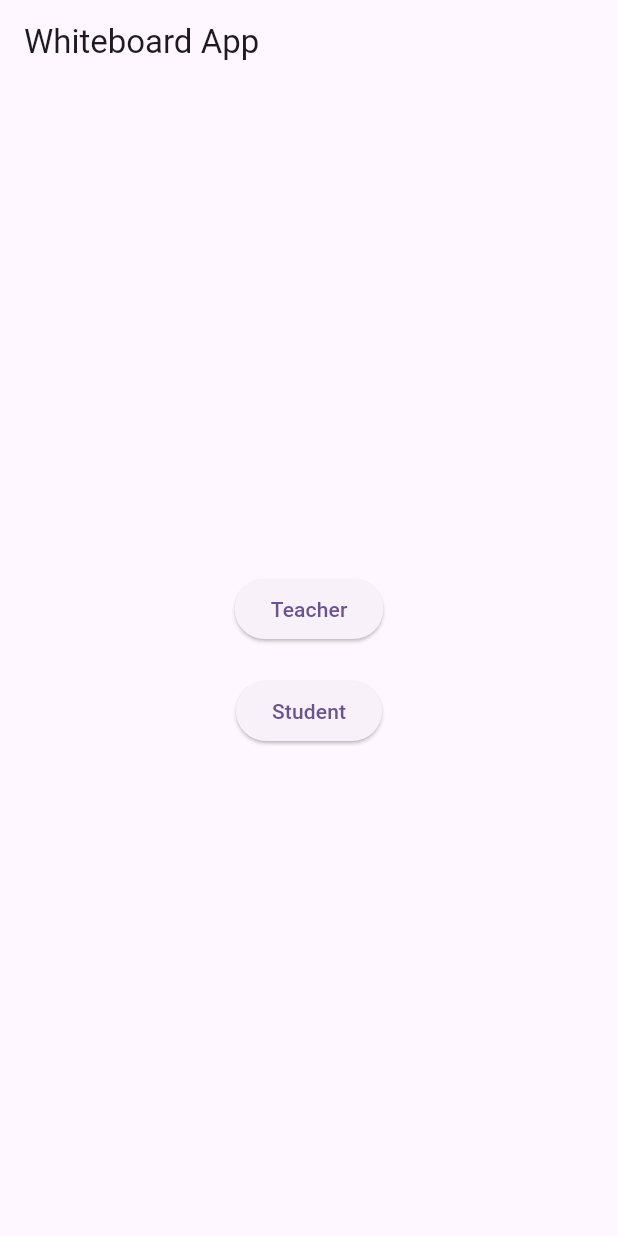
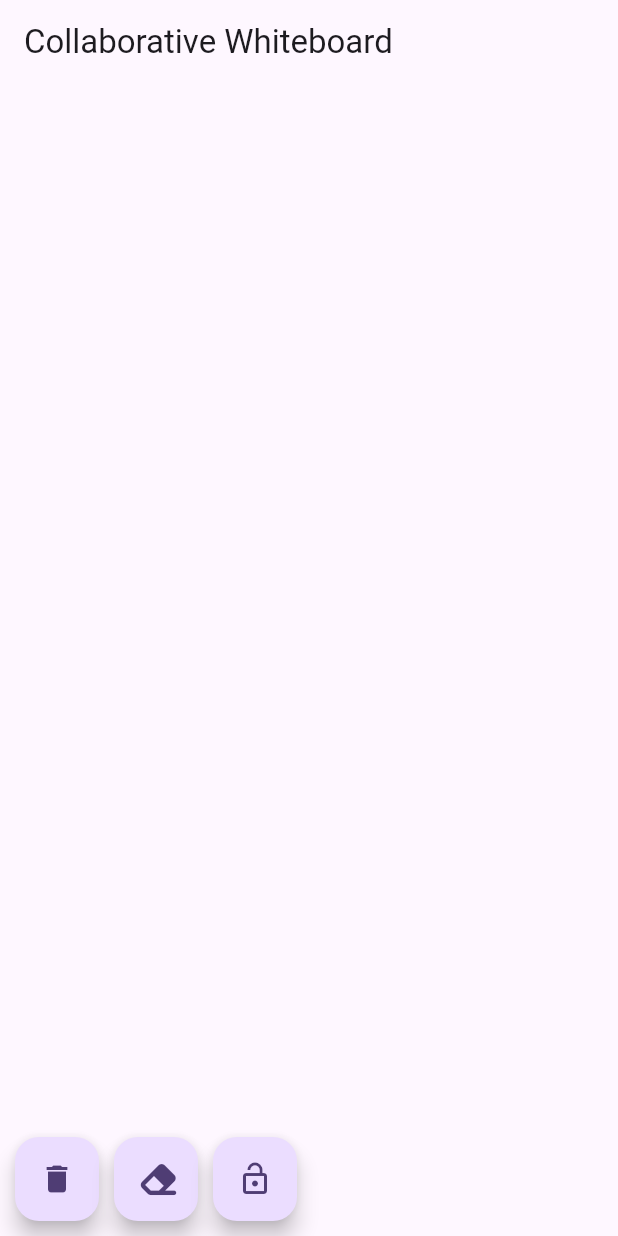
Before and after one commit to ashifali3147/Collaborative-Whiteboard, a Flutter app: the screen it shows after launch, on a phone screen of 412 x 824 dp. Run offline on Flutter 3.47's test engine with Material 3 defaults, Android fonts, the phone set to English and light mode, and no system bars; our stand-ins replace cloud_firestore, firebase_core, firebase_database, font_awesome_flutter; accounts and stored records are empty.

Commit message:
different approach

```diff
--- /dev/null
+++ b/lib/escalidraw/model/draw_point.dart
@@ -0,0 +1,34 @@
+import 'package:flutter/material.dart';
+
+class DrawPoint {
+  Offset position;
+  Color color;
+  double strokeWidth;
+  bool isEraser;
+
+  DrawPoint({
+    required this.position,
+    required this.color,
+    required this.strokeWidth,
+    this.isEraser = false,
+  });
+
+  Map<String, dynamic> toJson() {
+    return {
+      'x': position.dx,
+      'y': position.dy,
+      'color': color.value,
+      'strokeWidth': strokeWidth,
+      'isEraser': isEraser,
+    };
+  }
+
+  static DrawPoint fromJson(Map<String, dynamic> json) {
+    return DrawPoint(
+      position: Offset(json['x'], json['y']),
+      color: Color(json['color']),
+      strokeWidth: json['strokeWidth'],
+      isEraser: json['isEraser'],
+    );
+  }
+}
--- /dev/null
+++ b/lib/escalidraw/whiteboard_painter.dart
@@ -0,0 +1,27 @@
+import 'dart:ui';
+
+import 'package:flutter/material.dart';
+import 'model/draw_point.dart';
+
+class WhiteboardPainter extends CustomPainter {
+  final List<DrawPoint> points;
+
+  WhiteboardPainter(this.points);
+
+  @override
+  void paint(Canvas canvas, Size size) {
+    for (var point in points) {
+      Paint paint = Paint()
+        ..color = point.isEraser ? Colors.white : point.color
+        ..strokeCap = StrokeCap.round
+        ..strokeWidth = point.strokeWidth;
+
+      canvas.drawPoints(PointMode.points, [point.position], paint);
+    }
+  }
+
+  @override
+  bool shouldRepaint(covariant CustomPainter oldDelegate) {
+    return true;
+  }
+}
--- /dev/null
+++ b/lib/escalidraw/whiteboard_screen.dart
@@ -0,0 +1,115 @@
+import 'package:cloud_firestore/cloud_firestore.dart';
+import 'package:flutter/material.dart';
+import 'package:font_awesome_flutter/font_awesome_flutter.dart';
+import 'model/draw_point.dart';
+import 'whiteboard_painter.dart';
+
+class WhiteboardScreen extends StatefulWidget {
+  @override
+  _WhiteboardScreenState createState() => _WhiteboardScreenState();
+}
+
+class _WhiteboardScreenState extends State<WhiteboardScreen> {
+  List<DrawPoint> _points = [];
+  Color _selectedColor = Colors.black;
+  double _strokeWidth = 4.0;
+  bool _isEraser = false;
+  bool _allowEdit = true;
+
+  final FirebaseFirestore _firestore = FirebaseFirestore.instance;
+  final String _docId = "whiteboard_data";
+
+  @override
+  void initState() {
+    super.initState();
+    _listenToWhiteboard();
+  }
+
+  void _listenToWhiteboard() {
+    _firestore.collection('whiteboard').doc(_docId).snapshots().listen((snapshot) {
+      if (snapshot.exists) {
+        List<dynamic> data = snapshot.get('points') ?? [];
+        setState(() {
+          _points = data.map((e) => DrawPoint.fromJson(e)).toList();
+        });
+      }
+    });
+  }
+
+  void _addPoint(Offset position) {
+    if (!_allowEdit) return;
+
+    DrawPoint point = DrawPoint(
+      position: position,
+      color: _selectedColor,
+      strokeWidth: _strokeWidth,
+      isEraser: _isEraser,
+    );
+
+    _points.add(point);
+    _updateFirestore();
+  }
+
+  void _updateFirestore() {
+    _firestore.collection('whiteboard').doc(_docId).set({
+      'points': _points.map((e) => e.toJson()).toList(),
+    });
+  }
+
+  void _clearBoard() {
+    setState(() {
+      _points.clear();
+    });
+    _updateFirestore();
+  }
+
+  @override
+  Widget build(BuildContext context) {
+    return Scaffold(
+      appBar: AppBar(title: Text("Collaborative Whiteboard")),
+      body: GestureDetector(
+        onPanUpdate: (details) {
+          _addPoint(details.localPosition);
+        },
+        onPanEnd: (details) {
+          _points.add(DrawPoint(
+            position: Offset(-1, -1),
+            color: Colors.transparent,
+            strokeWidth: 0,
+          ));
+          _updateFirestore();
+        },
+        child: Stack(
+          children: [
+            CustomPaint(
+              size: Size.infinite,
+              painter: WhiteboardPainter(_points),
+            ),
+            Positioned(
+              bottom: 10,
+              left: 10,
+              child: Row(
+                children: [
+                  FloatingActionButton(
+                    onPressed: _clearBoard,
+                    child: Icon(Icons.delete),
+                  ),
+                  SizedBox(width: 10),
+                  FloatingActionButton(
+                    onPressed: () => setState(() => _isEraser = !_isEraser),
+                    child: Icon(_isEraser ? Icons.brush : FontAwesomeIcons.eraser),
+                  ),
+                  SizedBox(width: 10),
+                  FloatingActionButton(
+                    onPressed: () => setState(() => _allowEdit = !_allowEdit),
+                    child: Icon(_allowEdit ? Icons.lock_open : Icons.lock),
+                  ),
+                ],
+              ),
+            )
+          ],
+        ),
+      ),
+    );
+  }
+}
--- a/lib/main.dart
+++ b/lib/main.dart
@@ -2,14 +2,16 @@ import 'package:firebase_core/firebase_core.dart';
 import 'package:flutter/material.dart';
 import 'package:whiteboard/whiteboard/home_page.dart';
 
+import 'escalidraw/whiteboard_screen.dart';
 import 'firebase_options.dart';
 
 
-Future<void> main() async {
-  runApp(const MyApp());
-  await Firebase.initializeApp(
+void main() async {
+  WidgetsFlutterBinding.ensureInitialized();
+   await Firebase.initializeApp(
     options: DefaultFirebaseOptions.currentPlatform,
   );
+  runApp(MyApp());
 }
 
 class MyApp extends StatelessWidget {
@@ -22,24 +24,9 @@ class MyApp extends StatelessWidget {
     return MaterialApp(
       title: 'Flutter Demo',
       theme: ThemeData(
-        // This is the theme of your application.
-        //
-        // TRY THIS: Try running your application with "flutter run". You'll see
-        // the application has a purple toolbar. Then, without quitting the app,
-        // try changing the seedColor in the colorScheme below to Colors.green
-        // and then invoke "hot reload" (save your changes or press the "hot
-        // reload" button in a Flutter-supported IDE, or press "r" if you used
-        // the command line to start the app).
-        //
-        // Notice that the counter didn't reset back to zero; the application
-        // state is not lost during the reload. To reset the state, use hot
-        // restart instead.
-        //
-        // This works for code too, not just values: Most code changes can be
-        // tested with just a hot reload.
         colorScheme: ColorScheme.fromSeed(seedColor: Colors.deepPurple),
       ),
-      home: HomePage(),
+      home: WhiteboardScreen(),
     );
   }
 }
--- a/pubspec.yaml
+++ b/pubspec.yaml
@@ -37,6 +37,8 @@ dependencies:
 
   firebase_core: ^3.11.0
   firebase_database: ^11.3.2
+  cloud_firestore: ^5.6.4
+  font_awesome_flutter: ^10.8.0
 
 dev_dependencies:
   flutter_test:
```
Also changed, not shown: firebase.json, pubspec.lock.
